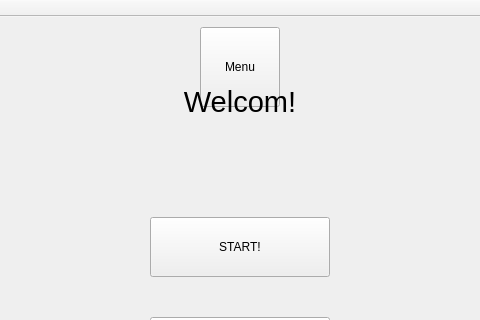
The window that mainwindow.ui (EdrowsLuo/QTCppGame) describes before a commit, drawn with Qt 5; both pictures show x 160 to 640 and y 0 to 320 of the 1280 by 720 pixel window.
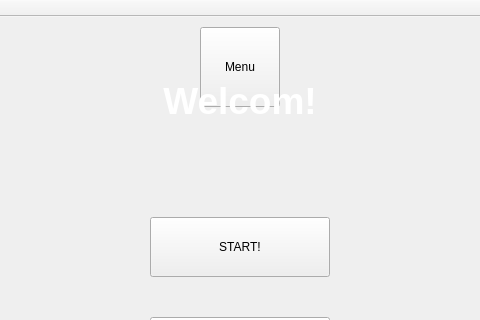
The same window after the commit. Icons and pictures are not drawn.

Patch:
```diff
--- a/mainwindow.ui
+++ b/mainwindow.ui
@@ -72,7 +72,7 @@
 &lt;html&gt;&lt;head&gt;&lt;meta name=&quot;qrichtext&quot; content=&quot;1&quot; /&gt;&lt;style type=&quot;text/css&quot;&gt;
 p, li { white-space: pre-wrap; }
 &lt;/style&gt;&lt;/head&gt;&lt;body style=&quot; font-family:'SimSun'; font-size:9pt; font-weight:400; font-style:normal;&quot;&gt;
-&lt;p align=&quot;center&quot; style=&quot; margin-top:0px; margin-bottom:0px; margin-left:0px; margin-right:0px; -qt-block-indent:0; text-indent:0px;&quot;&gt;&lt;span style=&quot; font-size:22pt;&quot;&gt;Welcom!&lt;/span&gt;&lt;/p&gt;&lt;/body&gt;&lt;/html&gt;</string>
+&lt;p align=&quot;center&quot; style=&quot; margin-top:0px; margin-bottom:0px; margin-left:0px; margin-right:0px; -qt-block-indent:0; text-indent:0px;&quot;&gt;&lt;span style=&quot; font-size:28pt; font-weight:600; color:#ffffff;&quot;&gt;Welcom!&lt;/span&gt;&lt;/p&gt;&lt;/body&gt;&lt;/html&gt;</string>
     </property>
    </widget>
    <widget class="QPushButton" name="StartButton">
```
